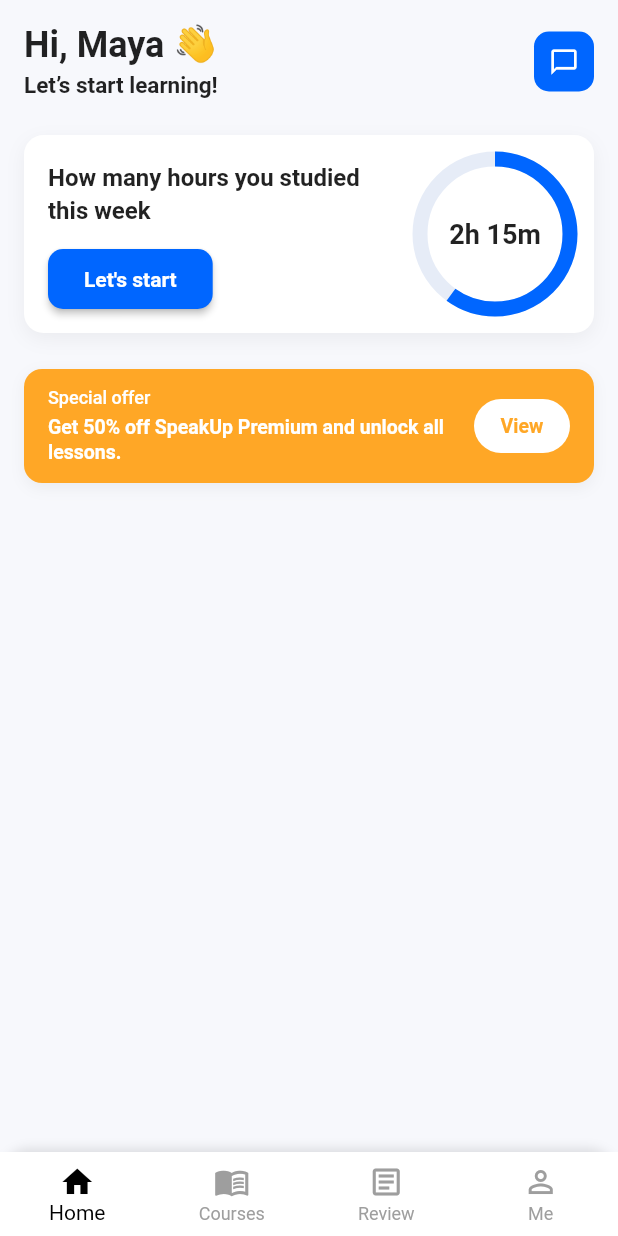
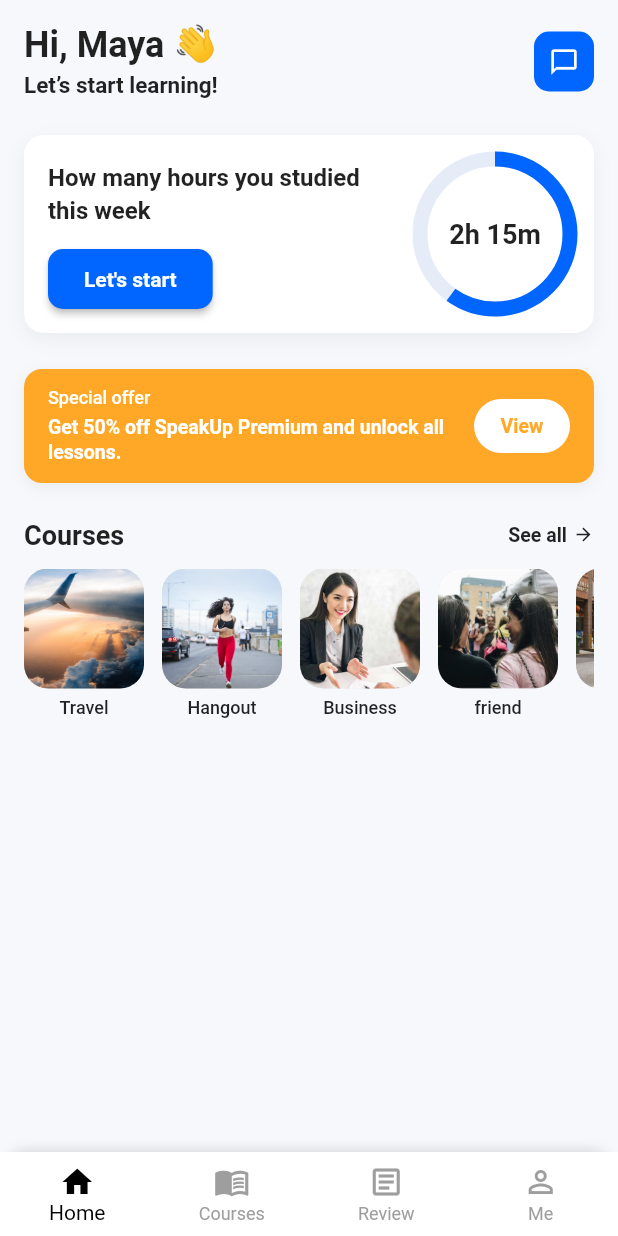
Before and after one commit to DinhHieu2004/study_e_flutter, a Flutter app: the screen it shows after launch, on a phone screen of 412 x 824 dp. Run offline on Flutter 3.47's test engine with Material 3 defaults, Android fonts, the light colour scheme and no system bars; our stand-ins replace flutter_riverpod.

Commit message:
feat: courses list in home

```diff
--- /dev/null
+++ b/lib/models/course_category.dart
@@ -0,0 +1,9 @@
+class CourseCategory {
+  final String title;
+  final String image;
+
+  CourseCategory({
+    required this.title,
+    required this.image,
+  });
+}
--- a/lib/pages/home_page.dart
+++ b/lib/pages/home_page.dart
@@ -1,5 +1,6 @@
 import 'package:flutter/material.dart';
 import '../widgets/study_progress_circle.dart';
+import '../widgets/courses/course_card.dart';
 
 class HomePage extends StatelessWidget {
   const HomePage({super.key});
@@ -23,6 +24,8 @@ class HomePage extends StatelessWidget {
               _buildStudyCard(),
               const SizedBox(height: 16),
               _buildPromoBanner(),
+              const SizedBox(height: 24),
+              _buildCoursesSection(),
             ],
           ),
         ),
@@ -153,7 +156,6 @@ class HomePage extends StatelessWidget {
       ),
       child: Row(
         children: [
-          // Text bên trái
           Expanded(
             child: Column(
               crossAxisAlignment: CrossAxisAlignment.start,
@@ -184,7 +186,6 @@ class HomePage extends StatelessWidget {
 
           const SizedBox(width: 12),
 
-          // Nút bên phải
           TextButton(
             style: TextButton.styleFrom(
               backgroundColor: Colors.white,
@@ -207,4 +208,49 @@ class HomePage extends StatelessWidget {
       ),
     );
   }
+
+  Widget _buildCoursesSection() {
+    return Column(
+      crossAxisAlignment: CrossAxisAlignment.start,
+      children: [
+        Row(
+          mainAxisAlignment: MainAxisAlignment.spaceBetween,
+          children: const [
+            Text(
+              "Courses",
+              style: TextStyle(fontSize: 18, fontWeight: FontWeight.w700),
+            ),
+            Row(
+              children: [
+                Text(
+                  "See all",
+                  style: TextStyle(fontSize: 13, fontWeight: FontWeight.w600),
+                ),
+                SizedBox(width: 4),
+                Icon(Icons.arrow_forward, size: 14),
+              ],
+            ),
+          ],
+        ),
+
+        const SizedBox(height: 12),
+
+        SizedBox(
+          height: 110,
+          child: ListView(
+            scrollDirection: Axis.horizontal,
+            children: const [
+              CourseCard(title: "Travel", imagePath: "assets/imgs/travel.png"),
+              CourseCard(title: "Hangout", imagePath: "assets/imgs/hangout.png"),
+              CourseCard(title: "Business", imagePath: "assets/imgs/business.png"),
+              CourseCard(title: "friend", imagePath: "assets/imgs/friend.png"),
+              CourseCard(title: "lifestyle", imagePath: "assets/imgs/lifestyle.png"),
+              CourseCard(title: "music", imagePath: "assets/imgs/music.png"),
+              CourseCard(title: "film", imagePath: "assets/imgs/film.png"),
+            ],
+          ),
+        ),
+      ],
+    );
+  }
 }
--- /dev/null
+++ b/lib/widgets/courses/course_card.dart
@@ -0,0 +1,44 @@
+import 'package:flutter/material.dart';
+
+class CourseCard extends StatelessWidget {
+  final String title;
+  final String? imagePath;
+
+  const CourseCard({
+    super.key,
+    required this.title,
+    this.imagePath,
+  });
+
+  @override
+  Widget build(BuildContext context) {
+    return Container(
+      width: 80,
+      margin: const EdgeInsets.only(right: 12),
+      child: Column(
+        crossAxisAlignment: CrossAxisAlignment.center,
+        children: [
+          ClipRRect(
+            borderRadius: BorderRadius.circular(16),
+            child: Container(
+              width: 80,
+              height: 80,
+              color: Colors.grey.shade300,
+              child: imagePath == null
+                  ? const Icon(Icons.image, color: Colors.white70, size: 32)
+                  : Image.asset(imagePath!, fit: BoxFit.cover),
+            ),
+          ),
+          const SizedBox(height: 6),
+          Text(
+            title,
+            style: const TextStyle(
+              fontSize: 12,
+              fontWeight: FontWeight.w500,
+            ),
+          ),
+        ],
+      ),
+    );
+  }
+}
```
Also changed, not shown: assets/imgs/business.png (added), assets/imgs/film.png (added), assets/imgs/friend.png (added), assets/imgs/hangout.png (added), assets/imgs/lifestyle.png (added), assets/imgs/music.png (added), assets/imgs/travel.png (added).
